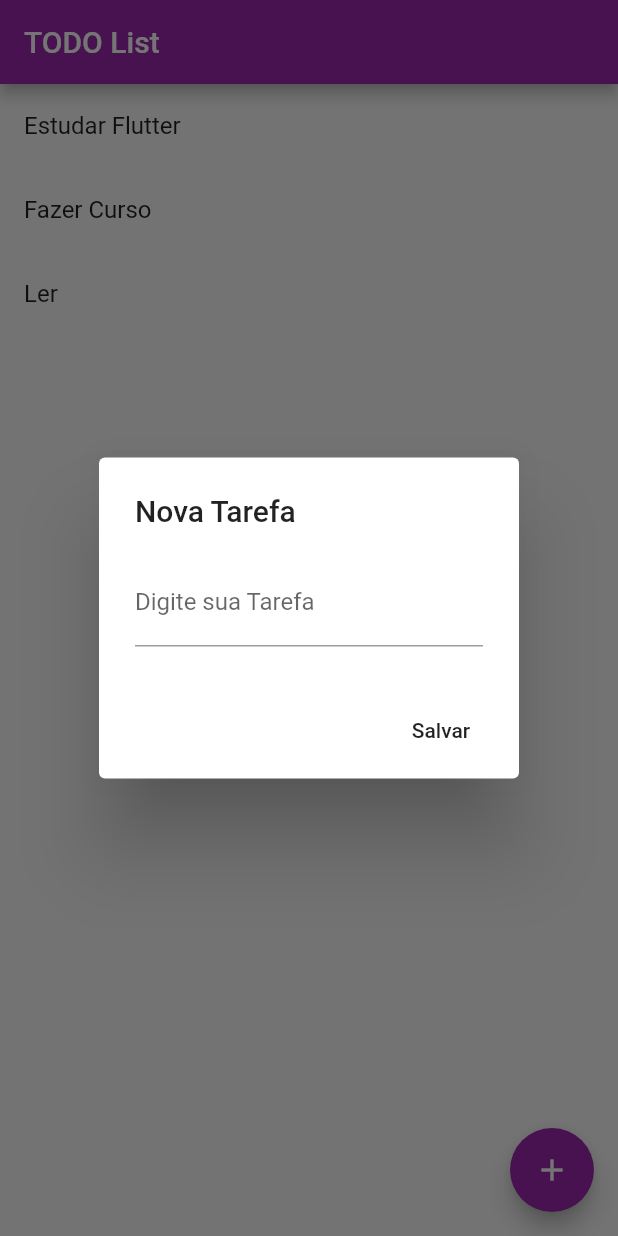
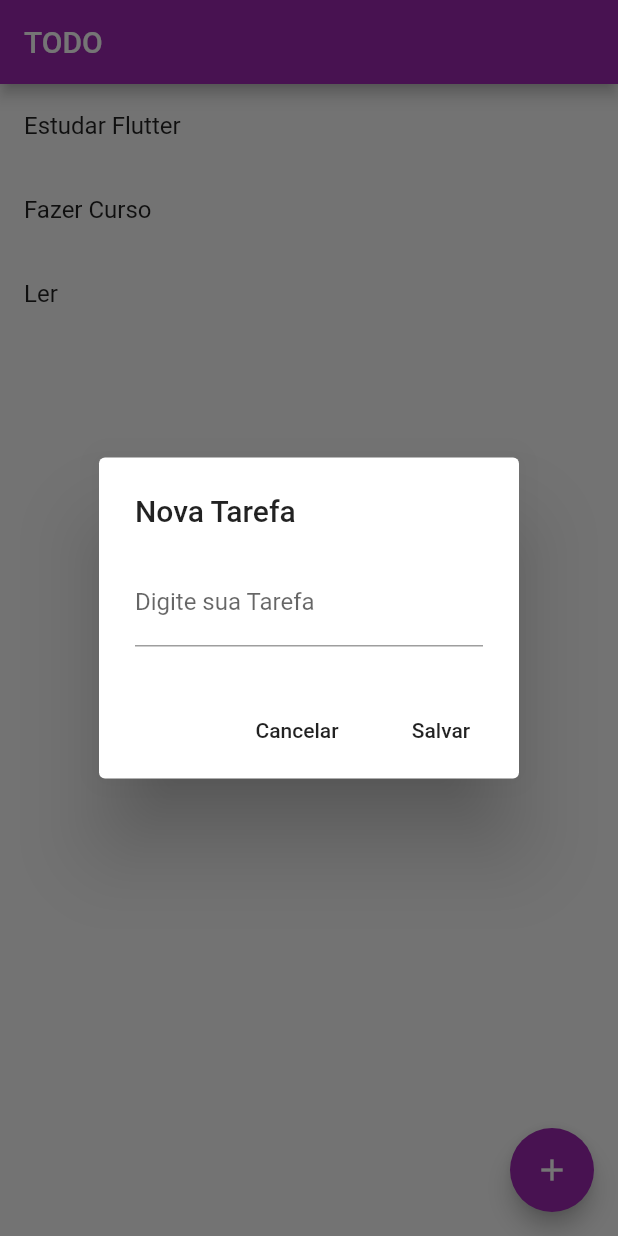
Before and after one commit to johnnydev-tech/todolist_Flutter, a Flutter app: the screen it shows after launch, after a tap on the "add" icon, on a phone screen of 412 x 824 dp. Run offline on Flutter 3.47's test engine with Material 2 defaults, Android fonts, the phone set to English and light mode, and no system bars.

Commit message:
fix: alert Dialog

```diff
--- a/lib/View/Home.dart
+++ b/lib/View/Home.dart
@@ -16,7 +16,7 @@ class _HomeState extends State<Home> {
   Widget build(BuildContext context) {
     return Scaffold(
       appBar: AppBar(
-        title: Text("TODO List"),
+        title: Text("TODO"),
       ),
       body: Container(
         child: Column(
@@ -45,11 +45,19 @@ class _HomeState extends State<Home> {
                   title: Text("Nova Tarefa"),
                   content: TextField(
                     decoration: InputDecoration(labelText: "Digite sua Tarefa"),
+                    onChanged: (text) {},
                   ),
                   actions: [
                     FlatButton(
+                      child: Text("Cancelar"),
+                      onPressed: () => Navigator.pop(context),
+                    ),
+                    FlatButton(
                       child: Text("Salvar"),
-                      onPressed: () {},
+                      onPressed: () {
+                        //TODO: Salvar
+                        Navigator.pop(context);
+                      },
                     ),
                   ],
                 );
```
